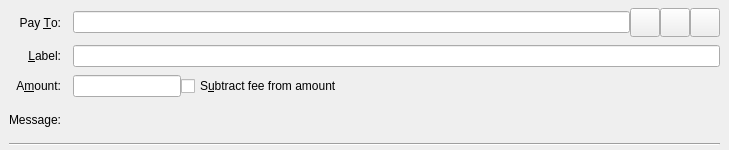
Qt form src/qt/forms/sendcoinsentry.ui (PACCommunity/PAC) before a commit.
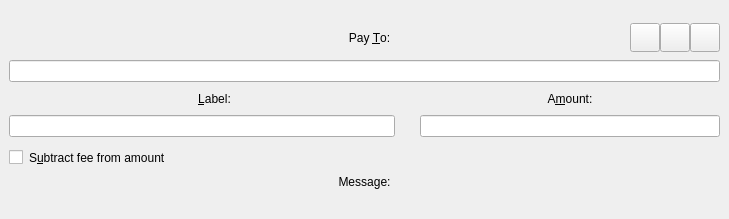
The same form after that commit. Custom widgets are drawn as their Qt base class.

Diff of the .ui file:
```diff
--- a/src/qt/forms/sendcoinsentry.ui
+++ b/src/qt/forms/sendcoinsentry.ui
@@ -7,7 +7,7 @@
     <x>0</x>
     <y>0</y>
     <width>729</width>
-    <height>150</height>
+    <height>219</height>
    </rect>
   </property>
   <property name="focusPolicy">
@@ -16,10 +16,21 @@
   <property name="autoFillBackground">
    <bool>false</bool>
   </property>
+  <property name="styleSheet">
+   <string notr="true">#SendCoins, #SendCoins{
+  background:transparent;
+}</string>
+  </property>
+  <property name="currentIndex">
+   <number>0</number>
+  </property>
   <widget class="QFrame" name="SendCoins">
    <property name="toolTip">
     <string>This is a normal payment.</string>
    </property>
+   <property name="styleSheet">
+    <string notr="true"/>
+   </property>
    <property name="frameShape">
     <enum>QFrame::NoFrame</enum>
    </property>
@@ -36,28 +47,107 @@
     <property name="verticalSpacing">
      <number>8</number>
     </property>
-    <item row="0" column="0">
-     <widget class="QLabel" name="payToLabel">
-      <property name="text">
-       <string>Pay &amp;To:</string>
+    <item row="8" column="0">
+     <widget class="QLabel" name="messageTextLabel">
+      <property name="toolTip">
+       <string>A message that was attached to the paccoin: URI which will be stored with the transaction for your reference. Note: This message will not be sent over the Paccoin network.</string>
       </property>
-      <property name="alignment">
-       <set>Qt::AlignRight|Qt::AlignTrailing|Qt::AlignVCenter</set>
-      </property>
-      <property name="buddy">
-       <cstring>payTo</cstring>
+      <property name="textFormat">
+       <enum>Qt::PlainText</enum>
       </property>
      </widget>
     </item>
-    <item row="0" column="1">
-     <layout class="QHBoxLayout" name="payToLayout">
-      <property name="spacing">
-       <number>0</number>
-      </property>
+    <item row="6" column="0">
+     <layout class="QHBoxLayout" name="horizontalLayoutAmount" stretch="1">
       <item>
-       <widget class="QValidatedLineEdit" name="payTo">
+       <widget class="QCheckBox" name="checkboxSubtractFeeFromAmount">
         <property name="toolTip">
-         <string>The PAC address to send the payment to</string>
+         <string>The fee will be deducted from the amount being sent. The recipient will receive a lower amount of Paccoin than you enter in the amount field. If multiple recipients are selected, the fee is split equally.</string>
+        </property>
+        <property name="styleSheet">
+         <string notr="true">margin: 5px 0 0 0;</string>
+        </property>
+        <property name="text">
+         <string>S&amp;ubtract fee from amount</string>
+        </property>
+       </widget>
+      </item>
+     </layout>
+    </item>
+    <item row="4" column="0">
+     <layout class="QHBoxLayout" name="inputsContainer">
+      <item>
+       <widget class="QLineEdit" name="addAsLabel">
+        <property name="toolTip">
+         <string>Enter a label for this address to add it to the list of used addresses</string>
+        </property>
+        <property name="class" stdset="0">
+         <string>LineEdit</string>
+        </property>
+       </widget>
+      </item>
+      <item>
+       <spacer name="horizontalSpacer_2">
+        <property name="orientation">
+         <enum>Qt::Horizontal</enum>
+        </property>
+        <property name="sizeType">
+         <enum>QSizePolicy::Preferred</enum>
+        </property>
+        <property name="sizeHint" stdset="0">
+         <size>
+          <width>25</width>
+          <height>20</height>
+         </size>
+        </property>
+       </spacer>
+      </item>
+      <item>
+       <widget class="BitcoinAmountField" name="payAmount">
+        <property name="maximumSize">
+         <size>
+          <width>300</width>
+          <height>16777215</height>
+         </size>
+        </property>
+        <property name="class" stdset="0">
+         <string>LineEdit_PacCoins</string>
+        </property>
+       </widget>
+      </item>
+     </layout>
+    </item>
+    <item row="1" column="0">
+     <layout class="QHBoxLayout" name="PayToHeader">
+      <item>
+       <spacer name="horizontalSpacer">
+        <property name="orientation">
+         <enum>Qt::Horizontal</enum>
+        </property>
+        <property name="sizeType">
+         <enum>QSizePolicy::Fixed</enum>
+        </property>
+        <property name="sizeHint" stdset="0">
+         <size>
+          <width>100</width>
+          <height>20</height>
+         </size>
+        </property>
+       </spacer>
+      </item>
+      <item>
+       <widget class="QLabel" name="payToLabel">
+        <property name="text">
+         <string>Pay &amp;To:</string>
+        </property>
+        <property name="alignment">
+         <set>Qt::AlignCenter</set>
+        </property>
+        <property name="buddy">
+         <cstring>payTo</cstring>
+        </property>
+        <property name="class" stdset="0">
+         <string>titleLabel</string>
         </property>
        </widget>
       </item>
@@ -113,86 +203,109 @@
           <height>22</height>
          </size>
         </property>
-       </widget>
-      </item>
-     </layout>
-    </item>
-    <item row="1" column="0">
-     <widget class="QLabel" name="labellLabel">
-      <property name="text">
-       <string>&amp;Label:</string>
-      </property>
-      <property name="alignment">
-       <set>Qt::AlignRight|Qt::AlignTrailing|Qt::AlignVCenter</set>
-      </property>
-      <property name="buddy">
-       <cstring>addAsLabel</cstring>
-      </property>
-     </widget>
-    </item>
-    <item row="1" column="1">
-     <widget class="QLineEdit" name="addAsLabel">
-      <property name="toolTip">
-       <string>Enter a label for this address to add it to the list of used addresses</string>
-      </property>
-     </widget>
-    </item>
-    <item row="2" column="0">
-     <widget class="QLabel" name="amountLabel">
-      <property name="text">
-       <string>A&amp;mount:</string>
-      </property>
-      <property name="alignment">
-       <set>Qt::AlignRight|Qt::AlignTrailing|Qt::AlignVCenter</set>
-      </property>
-      <property name="buddy">
-       <cstring>payAmount</cstring>
-      </property>
-     </widget>
-    </item>
-    <item row="2" column="1">
-     <layout class="QHBoxLayout" name="horizontalLayoutAmount" stretch="0,1">
-      <item>
-       <widget class="BitcoinAmountField" name="payAmount"/>
-      </item>
-      <item>
-       <widget class="QCheckBox" name="checkboxSubtractFeeFromAmount">
-        <property name="toolTip">
-         <string>The fee will be deducted from the amount being sent. The recipient will receive a lower amount of PAC than you enter in the amount field. If multiple recipients are selected, the fee is split equally.</string>
+        <property name="class" stdset="0">
+         <string>QuickButton</string>
         </property>
-        <property name="text">
-         <string>S&amp;ubtract fee from amount</string>
-        </property>
        </widget>
       </item>
      </layout>
     </item>
-    <item row="3" column="0">
+    <item row="7" column="0">
      <widget class="QLabel" name="messageLabel">
       <property name="text">
        <string>Message:</string>
       </property>
       <property name="alignment">
-       <set>Qt::AlignRight|Qt::AlignTrailing|Qt::AlignVCenter</set>
+       <set>Qt::AlignCenter</set>
       </property>
      </widget>
     </item>
-    <item row="3" column="1">
-     <widget class="QLabel" name="messageTextLabel">
-      <property name="toolTip">
-       <string>A message that was attached to the paccoin: URI which will be stored with the transaction for your reference. Note: This message will not be sent over the PAC network.</string>
+    <item row="3" column="0">
+     <layout class="QHBoxLayout" name="labelAmounTitles">
+      <item>
+       <widget class="QLabel" name="labellLabel">
+        <property name="sizePolicy">
+         <sizepolicy hsizetype="Expanding" vsizetype="Preferred">
+          <horstretch>0</horstretch>
+          <verstretch>0</verstretch>
+         </sizepolicy>
+        </property>
+        <property name="text">
+         <string>&amp;Label:</string>
+        </property>
+        <property name="alignment">
+         <set>Qt::AlignCenter</set>
+        </property>
+        <property name="buddy">
+         <cstring>addAsLabel</cstring>
+        </property>
+        <property name="class" stdset="0">
+         <string>titleLabel</string>
+        </property>
+       </widget>
+      </item>
+      <item>
+       <widget class="QLabel" name="amountLabel">
+        <property name="sizePolicy">
+         <sizepolicy hsizetype="Expanding" vsizetype="Preferred">
+          <horstretch>0</horstretch>
+          <verstretch>0</verstretch>
+         </sizepolicy>
+        </property>
+        <property name="maximumSize">
+         <size>
+          <width>300</width>
+          <height>16777215</height>
+         </size>
+        </property>
+        <property name="text">
+         <string>A&amp;mount:</string>
+        </property>
+        <property name="alignment">
+         <set>Qt::AlignCenter</set>
+        </property>
+        <property name="buddy">
+         <cstring>payAmount</cstring>
+        </property>
+        <property name="class" stdset="0">
+         <string>titleLabel</string>
+        </property>
+       </widget>
+      </item>
+     </layout>
+    </item>
+    <item row="2" column="0">
+     <layout class="QHBoxLayout" name="payToLayout">
+      <property name="spacing">
+       <number>0</number>
       </property>
-      <property name="textFormat">
-       <enum>Qt::PlainText</enum>
-      </property>
-     </widget>
+      <item>
+       <widget class="QValidatedLineEdit" name="payTo">
+        <property name="toolTip">
+         <string>The Paccoin address to send the payment to</string>
+        </property>
+        <property name="class" stdset="0">
+         <string>LineEdit</string>
+        </property>
+       </widget>
+      </item>
+     </layout>
     </item>
-    <item row="4" column="0" colspan="2">
-     <widget class="Line" name="line">
+    <item row="0" column="0">
+     <spacer name="verticalSpacer">
       <property name="orientation">
-       <enum>Qt::Horizontal</enum>
+       <enum>Qt::Vertical</enum>
       </property>
-     </widget>
+      <property name="sizeType">
+       <enum>QSizePolicy::Fixed</enum>
+      </property>
+      <property name="sizeHint" stdset="0">
+       <size>
+        <width>20</width>
+        <height>15</height>
+       </size>
+      </property>
+     </spacer>
     </item>
    </layout>
   </widget>
```
Left out of the diff: 15 changed lines with no effect on the pictures.
